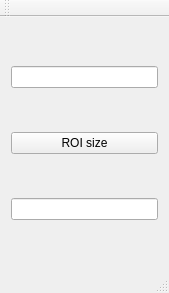
The window that mainwindow.ui (YJonmo/Imageprocessing2) describes before a commit, drawn with Qt 5.
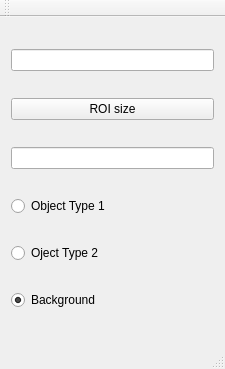
The same window after the commit.

```diff
--- a/mainwindow.ui
+++ b/mainwindow.ui
@@ -6,8 +6,8 @@
    <rect>
     <x>0</x>
     <y>0</y>
-    <width>169</width>
-    <height>293</height>
+    <width>225</width>
+    <height>369</height>
    </rect>
   </property>
   <property name="windowTitle">
@@ -28,6 +28,33 @@
     <item>
      <widget class="QLineEdit" name="InputROI"/>
     </item>
+    <item>
+     <widget class="QRadioButton" name="radioButton">
+      <property name="text">
+       <string>Object Type 1</string>
+      </property>
+     </widget>
+    </item>
+    <item>
+     <widget class="QRadioButton" name="radioButton_2">
+      <property name="text">
+       <string>Oject Type 2</string>
+      </property>
+     </widget>
+    </item>
+    <item>
+     <widget class="QRadioButton" name="radioButton_3">
+      <property name="enabled">
+       <bool>true</bool>
+      </property>
+      <property name="text">
+       <string>Background</string>
+      </property>
+      <property name="checked">
+       <bool>true</bool>
+      </property>
+     </widget>
+    </item>
    </layout>
   </widget>
   <widget class="QMenuBar" name="menuBar">
```
Left out of the diff: 9 changed lines with no effect on the pictures.
